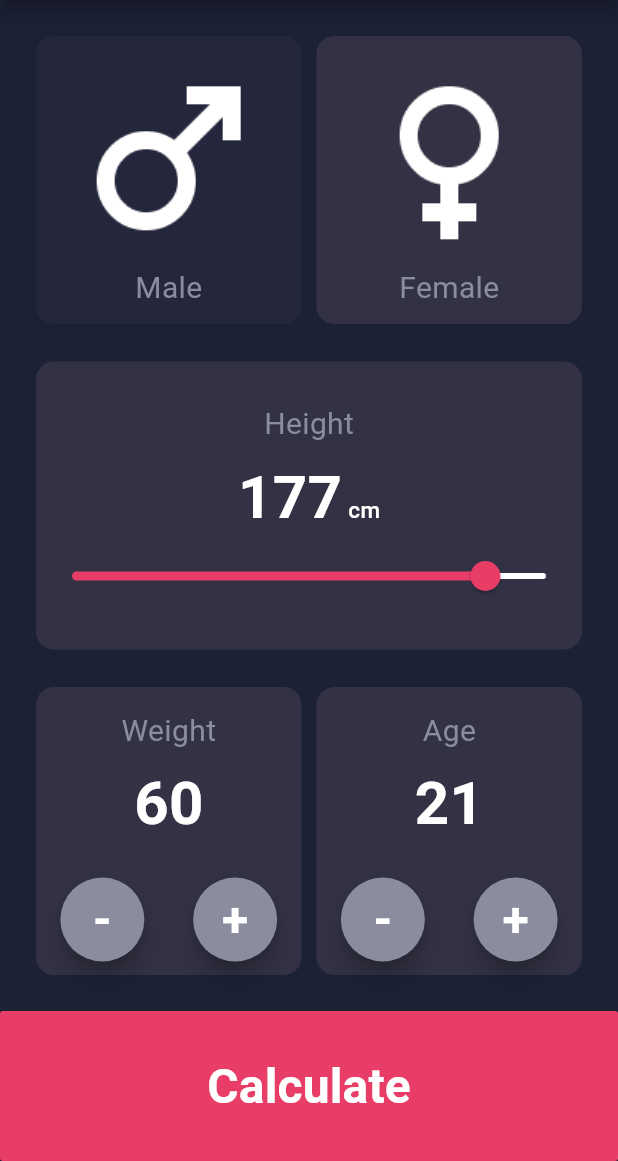
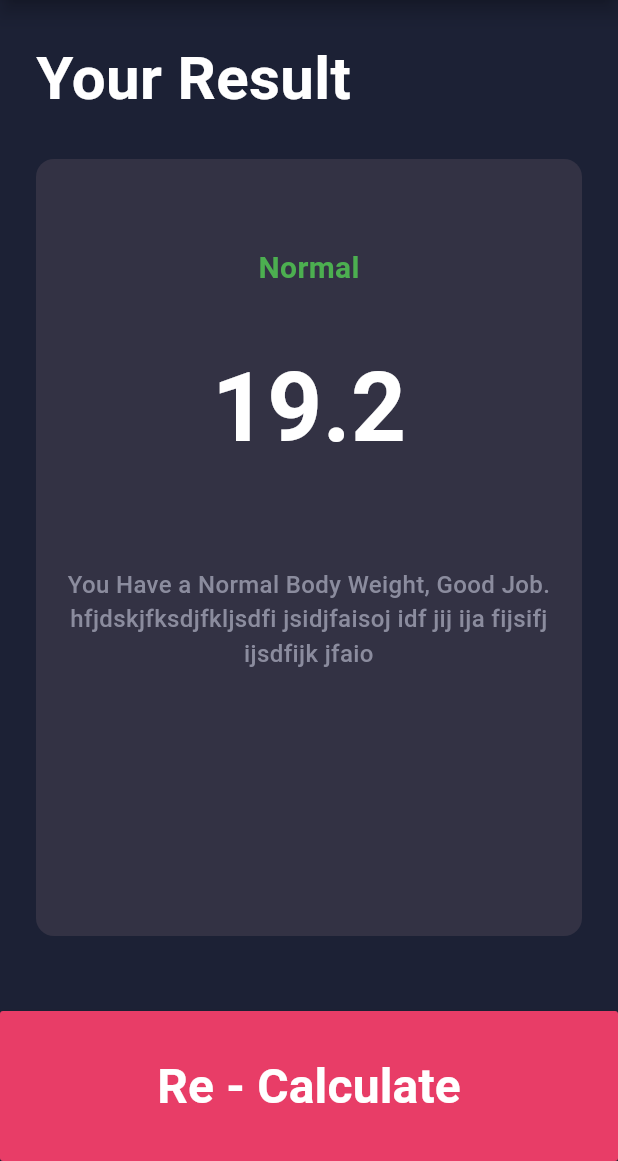
Before and after one commit to Yusuf-Harby/BMI-Calculator, a Flutter app: the screen it shows after launch, on a phone screen of 412 x 824 dp, the part 75-1236 px from its top. Run offline on Flutter 3.47's test engine with Material 3 defaults, Android fonts, the phone set to English and light mode, and no system bars.

Commit message:
Added result screen UI

```diff
--- a/lib/custom_material_button_widget.dart
+++ b/lib/custom_material_button_widget.dart
@@ -18,7 +18,7 @@ class CustomMaterialButtonWidget extends StatelessWidget {
       minWidth: double.infinity,
       height: 100,
       child: Text(
-        'Calculate',
+        text,
         style: TextStyle(
           color: AppColor.white,
           fontSize: 32,
--- a/lib/main.dart
+++ b/lib/main.dart
@@ -1,3 +1,4 @@
+import 'package:bmi/result_screen.dart';
 import 'package:flutter/material.dart';
 import 'home_screen.dart';
 
@@ -12,8 +13,11 @@ class BMI extends StatelessWidget {
   Widget build(BuildContext context) {
     return MaterialApp(
       debugShowCheckedModeBanner: false,
-      initialRoute: 'Home Screen',
-      routes: {'Home Screen': (context) => HomeScreen()},
+      initialRoute: 'Result Screen',
+      routes: {
+        'Home Screen': (context) => HomeScreen(),
+        'Result Screen': (context) => ResultScreen(),
+      },
     );
   }
 }
--- /dev/null
+++ b/lib/result_screen.dart
@@ -0,0 +1,79 @@
+import 'package:bmi/app_colors.dart';
+import 'package:bmi/custom_appbar_widget.dart';
+import 'package:bmi/custom_material_button_widget.dart';
+import 'package:flutter/material.dart';
+
+class ResultScreen extends StatelessWidget {
+  const ResultScreen({super.key});
+
+  @override
+  Widget build(BuildContext context) {
+    return Scaffold(
+      appBar: CustomAppBar(),
+      backgroundColor: AppColor.primary,
+      body: Padding(
+        padding: const EdgeInsets.all(24),
+        child: Column(
+          crossAxisAlignment: CrossAxisAlignment.start,
+          spacing: 25,
+          children: [
+            Text(
+              'Your Result',
+              style: TextStyle(
+                color: AppColor.white,
+                fontSize: 40,
+                fontWeight: FontWeight.bold,
+              ),
+            ),
+            Expanded(
+              child: Container(
+                width: double.infinity,
+                decoration: BoxDecoration(
+                  color: AppColor.unselected,
+                  borderRadius: BorderRadius.circular(12),
+                ),
+                child: Column(
+                  children: [
+                    SizedBox(height: 58,),
+                    Text(
+                      'Normal',
+                      style: TextStyle(
+                        color: Colors.green,
+                        fontSize: 20,
+                        fontWeight: FontWeight.bold,
+                      ),
+                    ),
+                    SizedBox(height: 33,),
+                    Text(
+                      '19.2',
+                      style: TextStyle(
+                        color: AppColor.white,
+                        fontSize: 64,
+                        fontWeight: FontWeight.bold,
+                      ),
+                    ),
+                    SizedBox(height: 60,),
+                    Text(
+                      'You Have a Normal Body Weight, Good Job. hfjdskjfksdjfkljsdfi jsidjfaisoj idf jij ija fijsifj ijsdfijk jfaio',
+                      style: TextStyle(
+                        color: AppColor.gray,
+                        fontSize: 16,
+                        fontWeight: FontWeight.w500,
+                      ),
+                      textAlign: TextAlign.center,
+                    ),
+                  ],
+                ),
+              ),
+            ),
+            SizedBox(height: 1,)
+          ],
+        ),
+      ),
+      bottomNavigationBar: CustomMaterialButtonWidget(
+        text: 'Re - Calculate',
+        onTap: () {},
+      ),
+    );
+  }
+}
```
